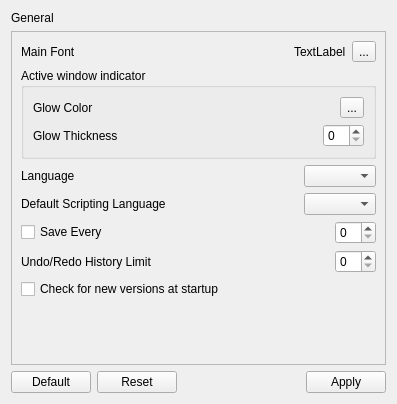
The window that alphaplot/src/ui/GeneralApplicationSettings.ui (narunlifescience/AlphaPlot) describes before a commit, drawn with Qt 5.
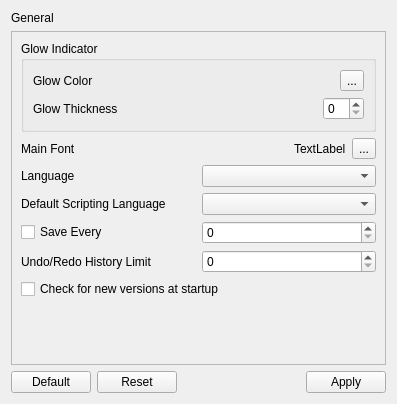
The same window after the commit.

Commit message: General application settings(incomplete)

Diff of the .ui file:
```diff
--- a/alphaplot/src/ui/GeneralApplicationSettings.ui
+++ b/alphaplot/src/ui/GeneralApplicationSettings.ui
@@ -30,47 +30,9 @@
       </property>
       <layout class="QVBoxLayout" name="verticalLayout">
        <item>
-        <layout class="QHBoxLayout" name="horizontalLayout_3">
-         <item>
-          <widget class="QLabel" name="fontLabel">
-           <property name="text">
-            <string>Main Font</string>
-           </property>
-          </widget>
-         </item>
-         <item>
-          <spacer name="horizontalSpacer_3">
-           <property name="orientation">
-            <enum>Qt::Horizontal</enum>
-           </property>
-           <property name="sizeHint" stdset="0">
-            <size>
-             <width>40</width>
-             <height>20</height>
-            </size>
-           </property>
-          </spacer>
-         </item>
-         <item>
-          <widget class="QLabel" name="fontvalueLabel">
-           <property name="text">
-            <string>TextLabel</string>
-           </property>
-          </widget>
-         </item>
-         <item>
-          <widget class="QToolButton" name="fontToolButton">
-           <property name="text">
-            <string>...</string>
-           </property>
-          </widget>
-         </item>
-        </layout>
-       </item>
-       <item>
-        <widget class="QGroupBox" name="activeWindowGroupBox">
+        <widget class="QGroupBox" name="glowIndicatorGroupBox">
          <property name="title">
-          <string>Active window indicator</string>
+          <string>Glow Indicator</string>
          </property>
          <layout class="QVBoxLayout" name="verticalLayout_4">
           <item>
@@ -144,6 +106,44 @@
          </layout>
         </widget>
        </item>
+       <item>
+        <layout class="QHBoxLayout" name="horizontalLayout_3">
+         <item>
+          <widget class="QLabel" name="fontLabel">
+           <property name="text">
+            <string>Main Font</string>
+           </property>
+          </widget>
+         </item>
+         <item>
+          <spacer name="horizontalSpacer_3">
+           <property name="orientation">
+            <enum>Qt::Horizontal</enum>
+           </property>
+           <property name="sizeHint" stdset="0">
+            <size>
+             <width>40</width>
+             <height>20</height>
+            </size>
+           </property>
+          </spacer>
+         </item>
+         <item>
+          <widget class="QLabel" name="fontvalueLabel">
+           <property name="text">
+            <string>TextLabel</string>
+           </property>
+          </widget>
+         </item>
+         <item>
+          <widget class="QToolButton" name="fontToolButton">
+           <property name="text">
+            <string>...</string>
+           </property>
+          </widget>
+         </item>
+        </layout>
+       </item>
        <item>
         <layout class="QHBoxLayout" name="horizontalLayout_2">
          <item>
@@ -153,19 +153,6 @@
            </property>
           </widget>
          </item>
-         <item>
-          <spacer name="horizontalSpacer_2">
-           <property name="orientation">
-            <enum>Qt::Horizontal</enum>
-           </property>
-           <property name="sizeHint" stdset="0">
-            <size>
-             <width>40</width>
-             <height>20</height>
-            </size>
-           </property>
-          </spacer>
-         </item>
          <item>
           <widget class="QComboBox" name="languageComboBox"/>
          </item>
@@ -180,19 +167,6 @@
            </property>
           </widget>
          </item>
-         <item>
-          <spacer name="horizontalSpacer_4">
-           <property name="orientation">
-            <enum>Qt::Horizontal</enum>
-           </property>
-           <property name="sizeHint" stdset="0">
-            <size>
-             <width>40</width>
-             <height>20</height>
-            </size>
-           </property>
-          </spacer>
-         </item>
          <item>
           <widget class="QComboBox" name="scriptingComboBox"/>
          </item>
@@ -207,19 +181,6 @@
            </property>
           </widget>
          </item>
-         <item>
-          <spacer name="horizontalSpacer_5">
-           <property name="orientation">
-            <enum>Qt::Horizontal</enum>
-           </property>
-           <property name="sizeHint" stdset="0">
-            <size>
-             <width>40</width>
-             <height>20</height>
-            </size>
-           </property>
-          </spacer>
-         </item>
          <item>
           <widget class="QSpinBox" name="saveSpinBox"/>
          </item>
@@ -234,19 +195,6 @@
            </property>
           </widget>
          </item>
-         <item>
-          <spacer name="horizontalSpacer_6">
-           <property name="orientation">
-            <enum>Qt::Horizontal</enum>
-           </property>
-           <property name="sizeHint" stdset="0">
-            <size>
-             <width>40</width>
-             <height>20</height>
-            </size>
-           </property>
-          </spacer>
-         </item>
          <item>
           <widget class="QSpinBox" name="undoSpinBox"/>
          </item>
```
Left out of the diff: 2 changed lines with no effect on the pictures. The commit also changes 11 other files.
